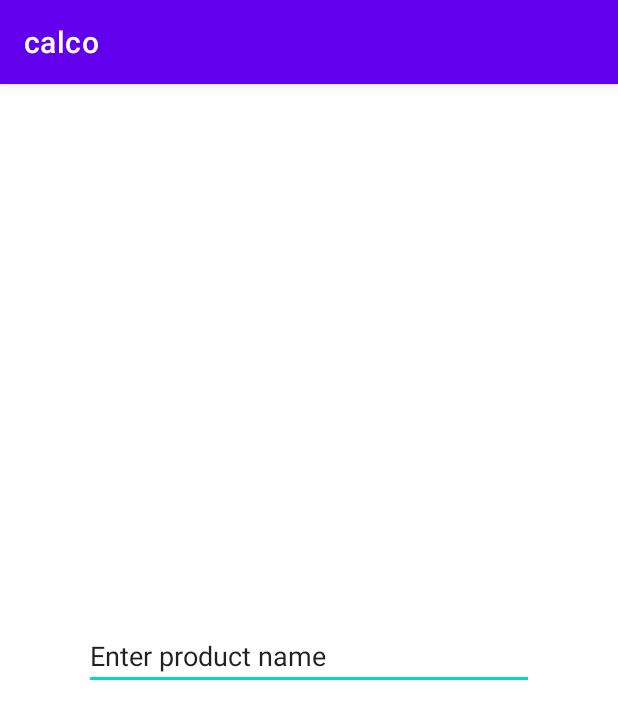
After one commit to InfernoUJ/calco, an Android app: the CreateProductActivity screen opened directly, with no data from a screen before it, on a phone screen of 412 x 824 dp. The commit adds this screen. Shown: the top 719 px of the screen. Run offline under Robolectric (Android 15) with nearby library versions, the phone set to English and light mode, and no system bars.

Commit message:
created product creating layout

```diff
--- a/app/src/main/AndroidManifest.xml
+++ b/app/src/main/AndroidManifest.xml
@@ -12,6 +12,9 @@
         android:supportsRtl="true"
         android:theme="@style/Theme.Calco"
         tools:targetApi="31">
+        <activity
+            android:name=".CreateProductActivity"
+            android:exported="false" />
         <activity
             android:name=".AddProductActivity"
             android:exported="false" />
--- /dev/null
+++ b/app/src/main/java/com/example/calco/CreateProductActivity.java
@@ -0,0 +1,24 @@
+package com.example.calco;
+
+import android.os.Bundle;
+
+import androidx.activity.EdgeToEdge;
+import androidx.appcompat.app.AppCompatActivity;
+import androidx.core.graphics.Insets;
+import androidx.core.view.ViewCompat;
+import androidx.core.view.WindowInsetsCompat;
+
+public class CreateProductActivity extends AppCompatActivity {
+
+    @Override
+    protected void onCreate(Bundle savedInstanceState) {
+        super.onCreate(savedInstanceState);
+        EdgeToEdge.enable(this);
+        setContentView(R.layout.activity_create_product);
+        ViewCompat.setOnApplyWindowInsetsListener(findViewById(R.id.create_product_main), (v, insets) -> {
+            Insets systemBars = insets.getInsets(WindowInsetsCompat.Type.systemBars());
+            v.setPadding(systemBars.left, systemBars.top, systemBars.right, systemBars.bottom);
+            return insets;
+        });
+    }
+}
--- a/app/src/main/res/layout/activity_add_product.xml
+++ b/app/src/main/res/layout/activity_add_product.xml
@@ -3,7 +3,7 @@
     xmlns:android="http://schemas.android.com/apk/res/android"
     xmlns:app="http://schemas.android.com/apk/res-auto"
     xmlns:tools="http://schemas.android.com/tools"
-    android:id="@+id/main"
+    android:id="@+id/add_product_main"
     android:layout_width="match_parent"
     android:layout_height="match_parent"
     tools:context=".AddProductActivity">
--- /dev/null
+++ b/app/src/main/res/layout/activity_create_product.xml
@@ -0,0 +1,22 @@
+<?xml version="1.0" encoding="utf-8"?>
+<androidx.constraintlayout.widget.ConstraintLayout xmlns:android="http://schemas.android.com/apk/res/android"
+    xmlns:app="http://schemas.android.com/apk/res-auto"
+    xmlns:tools="http://schemas.android.com/tools"
+    android:id="@+id/create_product_main"
+    android:layout_width="match_parent"
+    android:layout_height="match_parent"
+    tools:context=".CreateProductActivity">
+
+
+    <EditText
+        android:id="@+id/productName"
+        android:layout_width="300dp"
+        android:layout_height="40dp"
+        android:inputType="text"
+        android:text="Enter product name"
+        app:layout_constraintStart_toStartOf="parent"
+        app:layout_constraintEnd_toEndOf="parent"
+        app:layout_constraintTop_toTopOf="parent"
+        app:layout_constraintBottom_toBottomOf="parent" />
+
+</androidx.constraintlayout.widget.ConstraintLayout>
```
Also changed, not shown: app/src/main/java/com/example/calco/AddProductActivity.java (+19 -1 lines).
